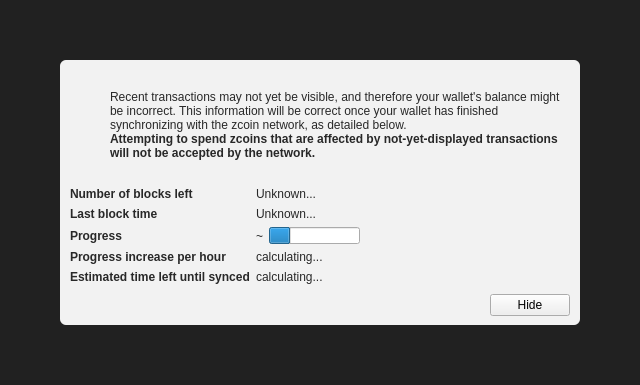
Qt form src/qt/forms/modaloverlay.ui (firoorg/firo) before a commit.
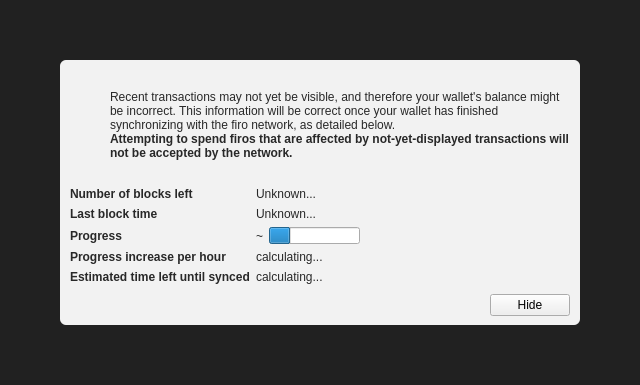
The same form after that commit. Icons and pictures are not drawn. Custom widgets are drawn as their Qt base class.

Commit message: Rename zcoin->firo

```diff
--- a/src/qt/forms/modaloverlay.ui
+++ b/src/qt/forms/modaloverlay.ui
@@ -130,7 +130,7 @@
              <item>
               <widget class="QLabel" name="infoText">
                <property name="text">
-                <string>Recent transactions may not yet be visible, and therefore your wallet's balance might be incorrect. This information will be correct once your wallet has finished synchronizing with the zcoin network, as detailed below.</string>
+                <string>Recent transactions may not yet be visible, and therefore your wallet's balance might be incorrect. This information will be correct once your wallet has finished synchronizing with the firo network, as detailed below.</string>
                </property>
                <property name="textFormat">
                 <enum>Qt::RichText</enum>
@@ -149,7 +149,7 @@
                 </font>
                </property>
                <property name="text">
-                <string>Attempting to spend zcoins that are affected by not-yet-displayed transactions will not be accepted by the network.</string>
+                <string>Attempting to spend firos that are affected by not-yet-displayed transactions will not be accepted by the network.</string>
                </property>
                <property name="textFormat">
                 <enum>Qt::RichText</enum>
```
The commit also changes 377 other files.
